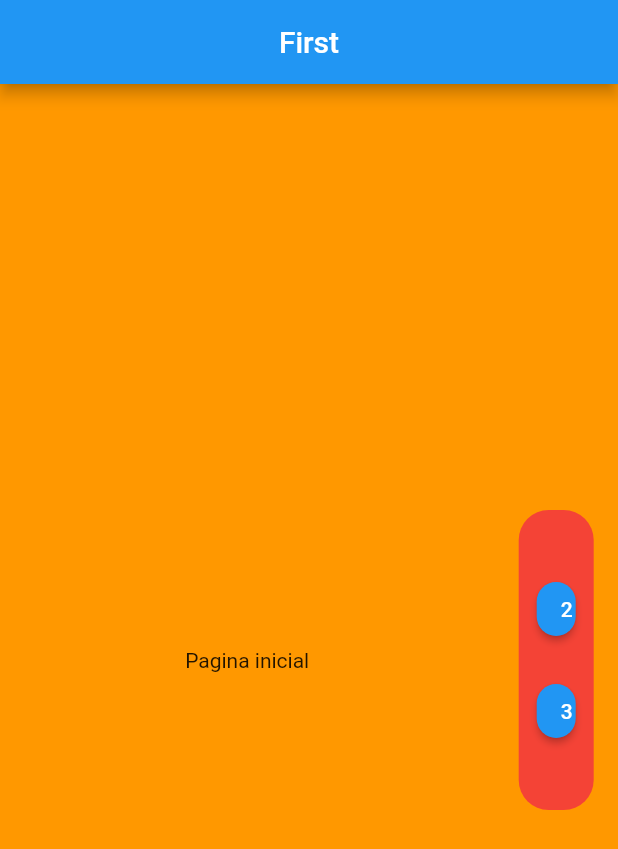
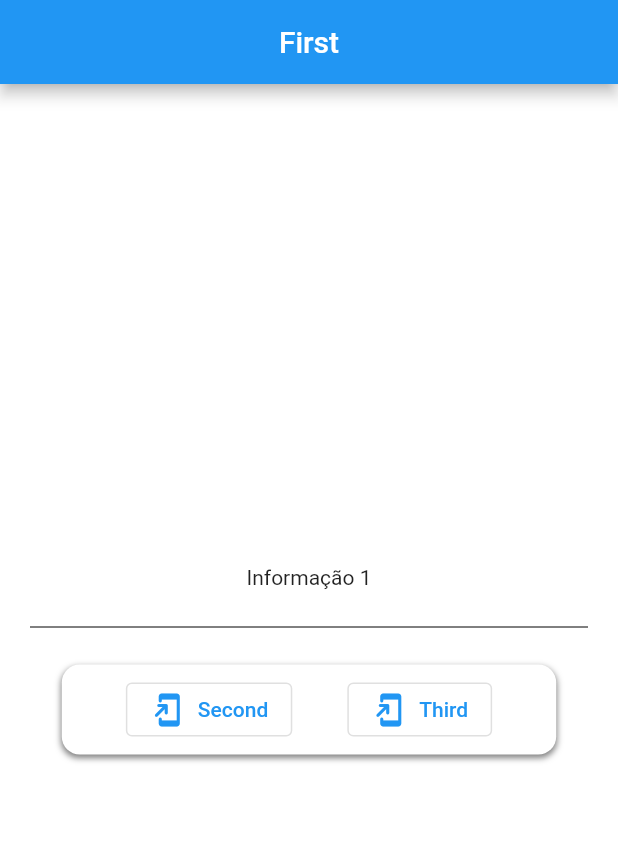
Before and after one commit to brandaoti/navigator-pages, a Flutter app: the screen it shows after launch, on a phone screen of 412 x 824 dp. Shown: the top 849 px of the screen. Run offline on Flutter 3.47's test engine with Material 2 defaults, Android fonts, the light colour scheme and no system bars.

Commit message:
Ajustes no container

```diff
--- a/lib/screens/home_screen.dart
+++ b/lib/screens/home_screen.dart
@@ -1,6 +1,8 @@
 import 'package:flutter/material.dart';
 import 'package:navigator_pages/screens/second_view.dart';
 import 'package:navigator_pages/screens/third_screen.dart';
+import 'package:navigator_pages/shared/components/button_component.dart';
+import 'package:navigator_pages/shared/components/container_box_shadow_component.dart';
 
 class HomeScreen extends StatelessWidget {
   const HomeScreen({Key key}) : super(key: key);
@@ -8,79 +10,47 @@ class HomeScreen extends StatelessWidget {
   @override
   Widget build(BuildContext context) {
     return Scaffold(
-      backgroundColor: Colors.orange,
+      backgroundColor: Colors.white,
       appBar: AppBar(
         title: Text('First'),
         centerTitle: true,
       ),
-      body: Row(
+      body: Column(
+        mainAxisAlignment: MainAxisAlignment.center,
         children: [
-          Expanded(
-            flex: 4,
-            child: Column(
-              // crossAxisAlignment: CrossAxisAlignment.start,
-              // ]
+          Text('Informação 1'),
+          Divider(
+            height: 50.0,
+            color: Colors.black,
+            indent: 20.0,
+            endIndent: 20.0,
+          ),
+
+          //
+          ContainerBoxShadowComponent(
+            child: Row(
               mainAxisAlignment: MainAxisAlignment.spaceEvenly,
               children: [
-                Text('Pagina inicial'),
+                ButtonComponent(
+                    label: 'Second',
+                    onPressed: () => Navigator.push(
+                        context,
+                        MaterialPageRoute(
+                          builder: (_) => SecondScreen(),
+                        ))),
+                //
+                ButtonComponent(
+                    label: 'Third',
+                    onPressed: () => Navigator.push(
+                        context,
+                        MaterialPageRoute(
+                          builder: (_) => ThirdScreen(),
+                        ))),
               ],
             ),
           ),
-          Expanded(
-            flex: 1,
-            child: Column(
-              mainAxisAlignment: MainAxisAlignment.center,
-              children: [
-                Container(
-                  height: 200,
-                  width: 50,
-                  padding: EdgeInsets.all(12.0),
-                  decoration: BoxDecoration(
-                    color: Colors.red,
-                    borderRadius: BorderRadius.circular(20),
-                  ),
-                  child: Column(
-                    mainAxisAlignment: MainAxisAlignment.center,
-                    children: [
-                      ElevatedButton(
-                        child: Text('2'),
-                        style: ElevatedButton.styleFrom(
-                          shape: RoundedRectangleBorder(
-                            borderRadius: BorderRadius.circular(20.0),
-                          ),
-                        ),
-                        onPressed: () {
-                          Navigator.push(
-                            context,
-                            MaterialPageRoute(
-                              builder: (context) => SecondScreen(),
-                            ),
-                          );
-                        },
-                      ),
-                      SizedBox(height: 20.0),
-                      ElevatedButton(
-                        child: Text('3'),
-                        style: ElevatedButton.styleFrom(
-                          shape: RoundedRectangleBorder(
-                            borderRadius: BorderRadius.circular(20.0),
-                          ),
-                        ),
-                        onPressed: () {
-                          Navigator.push(
-                            context,
-                            MaterialPageRoute(
-                              builder: (context) => ThirdScreen(),
-                            ),
-                          );
-                        },
-                      ),
-                    ],
-                  ),
-                ),
-              ],
-            ),
-          ),
+
+          //
         ],
       ),
     );
--- a/lib/shared/components/button_component.dart
+++ b/lib/shared/components/button_component.dart
@@ -6,8 +6,8 @@ class ButtonComponent extends StatelessWidget {
 
   const ButtonComponent({
     Key key,
-    this.label,
-    this.onPressed,
+    @required this.label,
+    @required this.onPressed,
   }) : super(key: key);
 
   @override
--- /dev/null
+++ b/lib/shared/components/container_box_shadow_component.dart
@@ -0,0 +1,31 @@
+import 'package:flutter/material.dart';
+
+class ContainerBoxShadowComponent extends StatelessWidget {
+  final Widget child;
+
+  const ContainerBoxShadowComponent({
+    Key key,
+    this.child,
+  }) : super(key: key);
+
+  @override
+  Widget build(BuildContext context) {
+    final size = MediaQuery.of(context).size;
+    return Container(
+      width: size.width * .8,
+      padding: EdgeInsets.all(6.0),
+      decoration: BoxDecoration(
+        color: Colors.white,
+        borderRadius: BorderRadius.circular(12.0),
+        boxShadow: [
+          BoxShadow(
+            color: Colors.black.withOpacity(.5),
+            offset: Offset(0, 2),
+            blurRadius: 3,
+          ),
+        ],
+      ),
+      child: child,
+    );
+  }
+}
```
Also changed, not shown: lib/screens/fourth_screen.dart (+11 -21 lines), lib/screens/second_view.dart (+18 -22 lines), lib/screens/third_screen.dart (+11 -24 lines).
